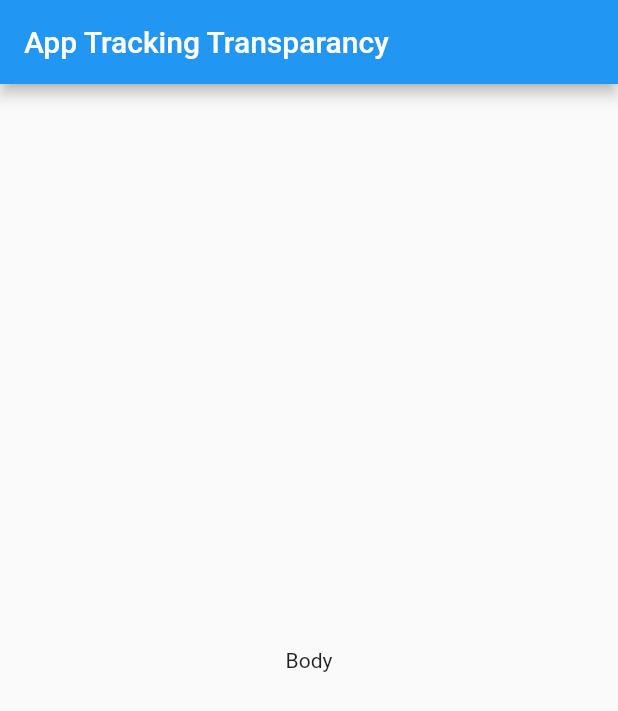
After one commit to trey-a-hope/Demos, a Flutter app: the screen it shows after launch, on a phone screen of 412 x 824 dp. The commit adds this screen. Shown: the top 711 px of the screen. Run offline on Flutter 3.47's test engine with Material 2 defaults, Android fonts, the phone set to English and light mode, and no system bars.

Commit message:
Added demo page for easier setup.

```diff
--- /dev/null
+++ b/lib/demo_page.dart
@@ -0,0 +1,24 @@
+import 'package:flutter/cupertino.dart';
+import 'package:flutter/material.dart';
+
+class DemoPage extends StatefulWidget {
+  @override
+  _DemoPageState createState() => _DemoPageState();
+}
+
+class _DemoPageState extends State<DemoPage> {
+  @override
+  void initState() {
+    super.initState();
+  }
+
+  @override
+  Widget build(BuildContext context) {
+    return Scaffold(
+      appBar: AppBar(title: Text('App Tracking Transparancy')),
+      body: Center(
+        child: Text('Body'),
+      ),
+    );
+  }
+}
```
Also changed, not shown: lib/main.dart (+5 -31 lines).
